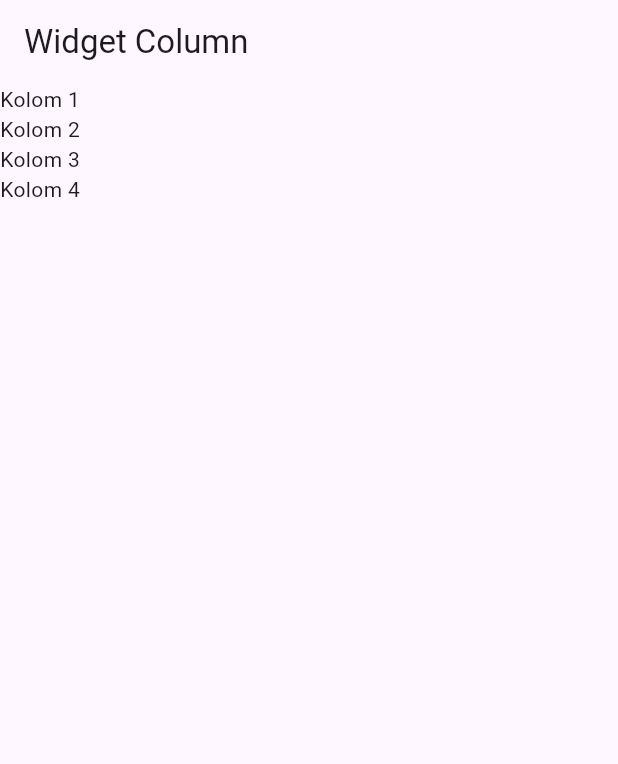
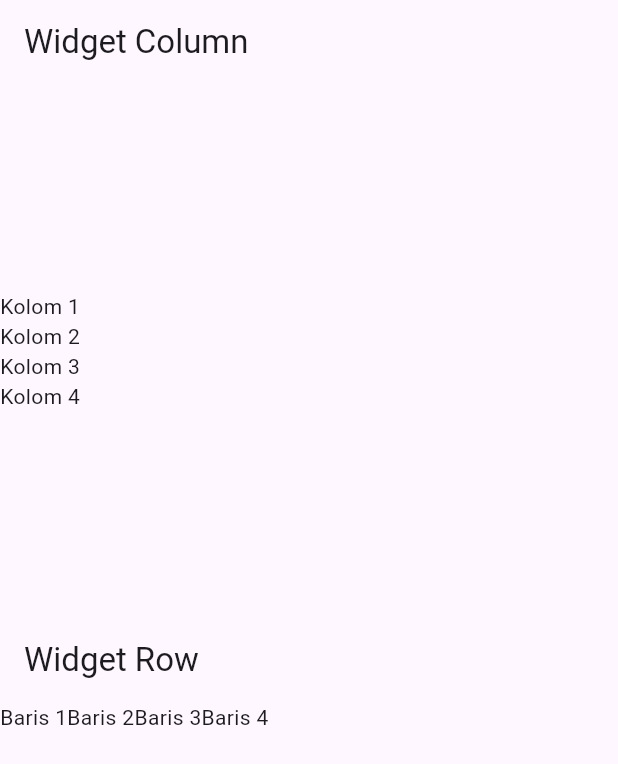
Before and after one commit to aryawp0203/flutter_pmo_2026, a Flutter app: the screen it shows after launch, on a phone screen of 412 x 824 dp. Shown: the top 764 px of the screen. Run offline on Flutter 3.47's test engine with Material 3 defaults, Android fonts, the phone set to English and light mode, and no system bars.

Commit message:
Langkah 2 — Membuat Widget Row

```diff
--- a/lib/column_widget.dart
+++ b/lib/column_widget.dart
@@ -10,6 +10,8 @@ class ColumnWidget extends StatelessWidget {
         title: const Text('Widget Column'),
       ),
       body: Column(
+        mainAxisAlignment: MainAxisAlignment.center,
+        crossAxisAlignment: CrossAxisAlignment.start,
         children: const [
           Text('Kolom 1'),
           Text('Kolom 2'),
--- a/lib/main.dart
+++ b/lib/main.dart
@@ -1,5 +1,6 @@
 import 'package:flutter/material.dart';
 import 'package:flutter_pmo_2026/column_widget.dart';
+import 'package:flutter_pmo_2026/row_widget.dart';
 
 void main() {
   runApp(const MainApp());
@@ -12,7 +13,12 @@ class MainApp extends StatelessWidget {
   Widget build(BuildContext context) {
     return MaterialApp(
       title: 'Aplikasi Flutter Pertama',
-      home: ColumnWidget(),
+      home: Column(
+        children: const [
+          Expanded(child: ColumnWidget()),
+          Expanded(child: RowWidget()),
+        ]
+      ),
     );
   }
 }
--- /dev/null
+++ b/lib/row_widget.dart
@@ -0,0 +1,22 @@
+import 'package:flutter/material.dart';
+
+class RowWidget extends StatelessWidget {
+  const RowWidget({super.key});
+
+  @override
+  Widget build(BuildContext context) {
+    return Scaffold(
+      appBar: AppBar(
+        title: const Text('Widget Row'),
+      ),
+      body: Row(
+        children: const [
+          Text('Baris 1'),
+          Text('Baris 2'),
+          Text('Baris 3'),
+          Text('Baris 4'),
+        ],
+      ),
+    );
+  }
+}
```
